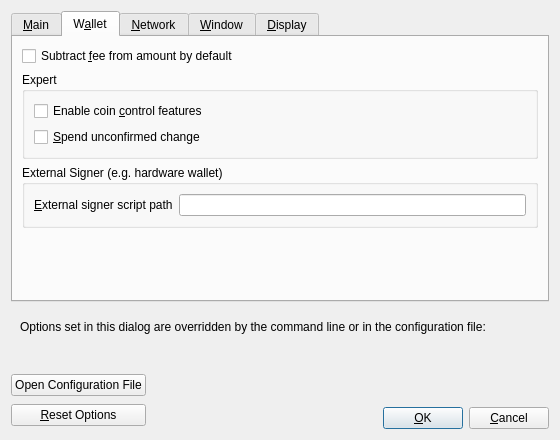
Before: the Qt Designer form src/qt/forms/optionsdialog.ui in syscoin/syscoin, drawn with Qt 5.
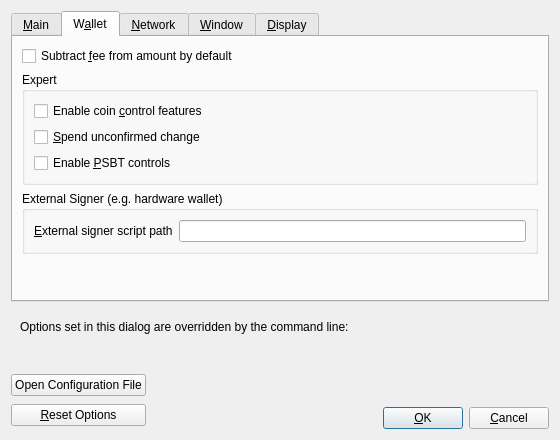
After: the same form once the commit is applied. The open tabs and pages were chosen to show the change. Custom widgets are drawn as their Qt base class.

```diff
--- a/src/qt/forms/optionsdialog.ui
+++ b/src/qt/forms/optionsdialog.ui
@@ -262,6 +262,16 @@
             </property>
            </widget>
           </item>
+          <item>
+           <widget class="QCheckBox" name="m_enable_psbt_controls">
+            <property name="text">
+             <string extracomment="An options window setting to enable PSBT controls.">Enable &amp;PSBT controls</string>
+            </property>
+            <property name="toolTip">
+             <string extracomment="Tooltip text for options window setting that enables PSBT controls.">Whether to show PSBT controls.</string>
+            </property>
+           </widget>
+          </item>
          </layout>
         </widget>
        </item>
@@ -896,7 +906,7 @@
         <item>
          <widget class="QLabel" name="overriddenByCommandLineInfoLabel">
           <property name="text">
-           <string>Options set in this dialog are overridden by the command line or in the configuration file:</string>
+           <string>Options set in this dialog are overridden by the command line:</string>
           </property>
           <property name="textFormat">
            <enum>Qt::PlainText</enum>
```
Left out of the diff: 4 changed lines with no effect on the pictures.
